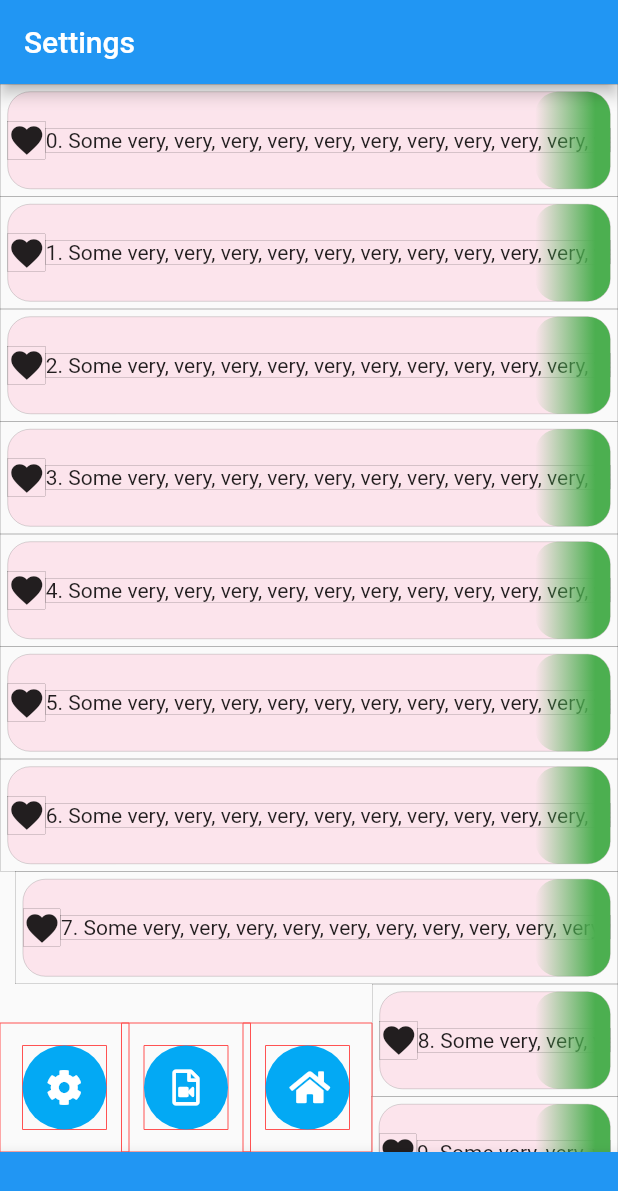
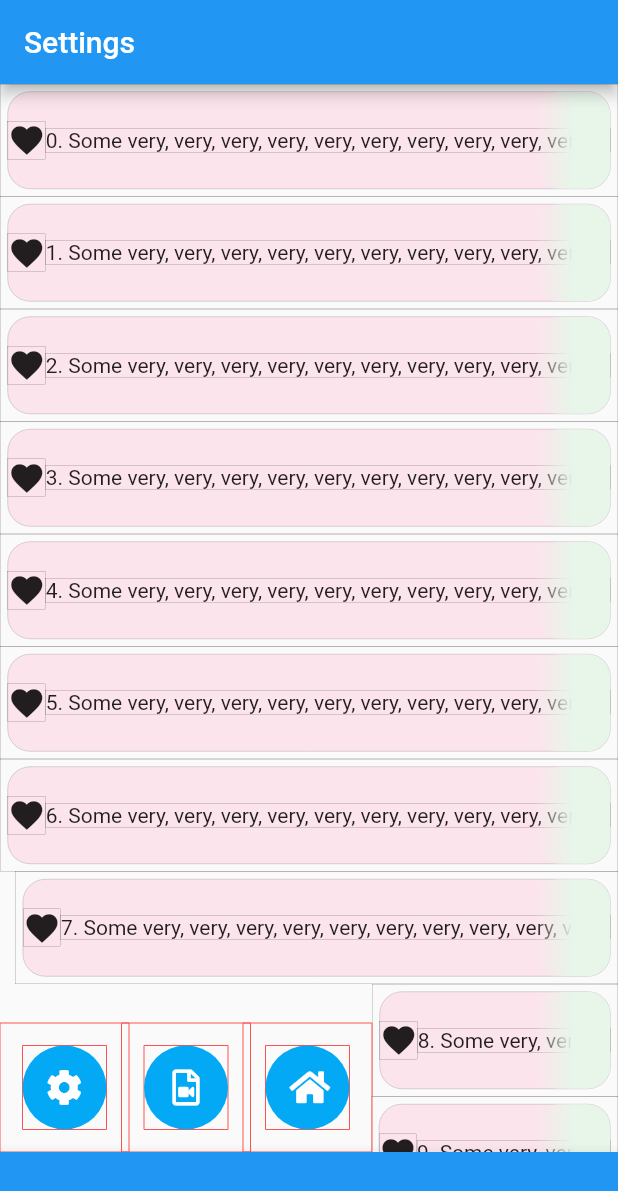
Before and after one commit to BigDeeEss/bu1_kar_kam, a Flutter app: the screen it shows after launch, on a phone screen of 412 x 824 dp. Shown: the top 1191 px of the screen. Run offline on Flutter 3.47's test engine with Material 2 defaults, Android fonts, the phone set to English and light mode, and no system bars; our stand-ins replace font_awesome_flutter.

Commit message:
Change colour of fade effect.

```diff
--- a/lib/settings_page_list_tile.dart
+++ b/lib/settings_page_list_tile.dart
@@ -291,14 +291,14 @@ class SettingsPageListTile extends StatelessWidget {
                         end: Alignment.centerRight,
                         stops: [
                           0.0,
-                          0.8,
+                          0.5,
                           1.0,
                         ],
                         colors: [
                           //create 2 white colors, one transparent
-                          Colors.green[500]!.withOpacity(0.0),
-                          Colors.green[500]!.withOpacity(1.0),
-                          Colors.green[500]!.withOpacity(1.0),
+                          Colors.green[50]!.withOpacity(0.0),
+                          Colors.green[50]!.withOpacity(1.0),
+                          Colors.green[50]!.withOpacity(1.0),
                         ]
                       ),
                     ),
```
